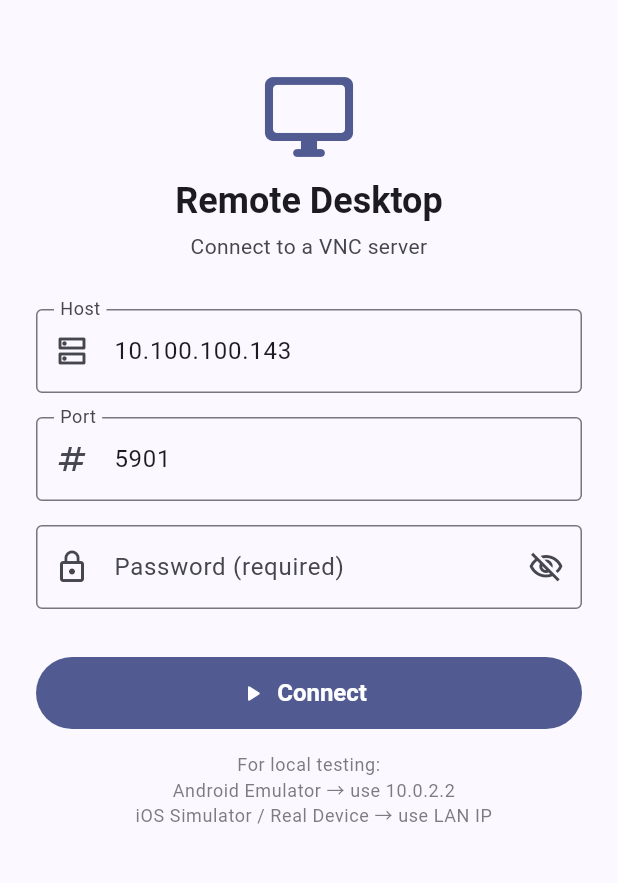
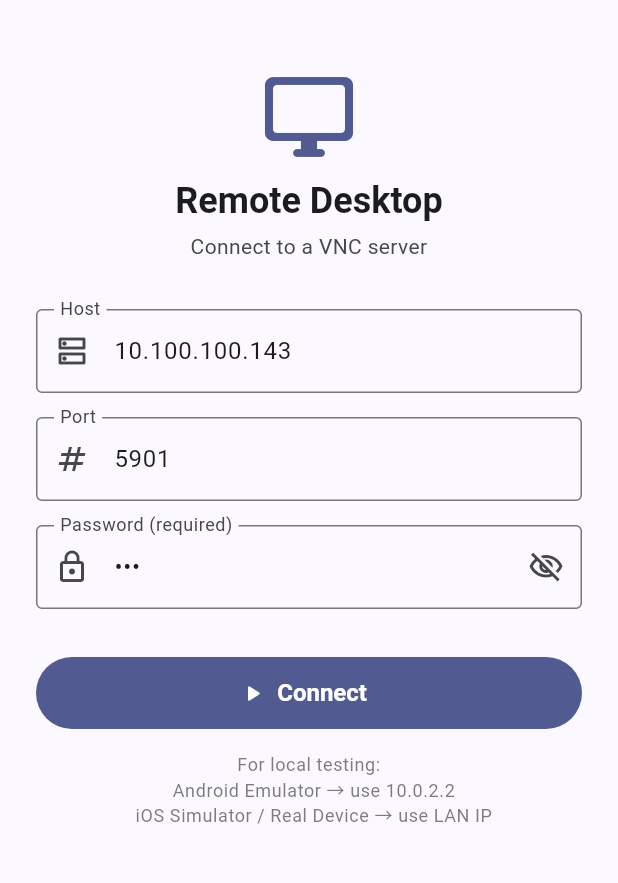
Before and after one commit to ke112/flutter_app_rfb, a Flutter app: the screen it shows after launch, on a phone screen of 412 x 824 dp, the part 63-946 px from its top. Run offline on Flutter 3.47's test engine with Material 3 defaults, Android fonts, the phone set to English and light mode, and no system bars; missing offline and left inert: dart_rfb.

Commit message:
添加默认密码

```diff
--- a/lib/vnc/vnc_connect_page.dart
+++ b/lib/vnc/vnc_connect_page.dart
@@ -20,7 +20,7 @@ class _VncConnectPageState extends State<VncConnectPage> {
   final _formKey = GlobalKey<FormState>();
   final _hostController = TextEditingController(text: '10.100.100.143');
   final _portController = TextEditingController(text: '5901');
-  final _passwordController = TextEditingController();
+  final _passwordController = TextEditingController(text: 'abc');
 
   bool _isConnecting = false;
   bool _obscurePassword = true;
```
